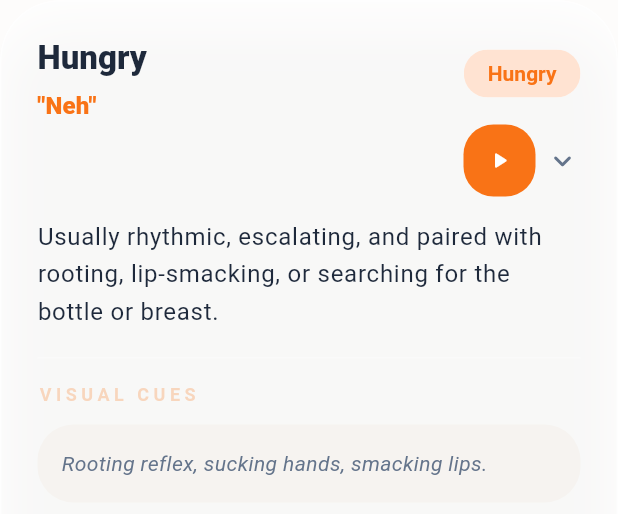
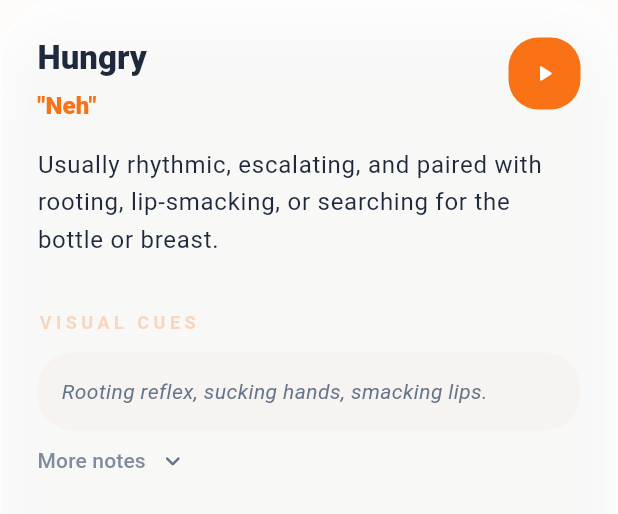
Before and after one commit to fuhao808/ai-baby-cry-copilot, a Flutter app: the _GuideCard widget shown alone on an empty page, opened directly with sample values from the repository, on a phone screen of 412 x 824 dp. Shown: the top 514 px of the screen. Run offline on Flutter 3.47's test engine with Material 3 defaults, Android fonts, the phone set to English and light mode, and no system bars; our stand-ins replace cloud_firestore, dio, file_picker, firebase_auth, firebase_core, firebase_storage and 3 more; missing offline and left inert: audio_session, record; accounts and stored records are empty.

Commit message:
Refine library card controls

```diff
--- a/frontend/lib/screens/guide_screen.dart
+++ b/frontend/lib/screens/guide_screen.dart
@@ -180,14 +180,6 @@ class _GuideCard extends StatelessWidget {
                   ),
                 ),
                 const SizedBox(width: 12),
-                Column(
-                  crossAxisAlignment: CrossAxisAlignment.end,
-                  children: [
-                    Chip(label: Text(sample.topLabel)),
-                    const SizedBox(height: 10),
-                    Row(
-                      mainAxisSize: MainAxisSize.min,
-                      children: [
                 FilledButton.tonal(
                   onPressed: onPlayPressed,
                   style: FilledButton.styleFrom(
@@ -202,17 +194,6 @@ class _GuideCard extends StatelessWidget {
                         ? Icons.stop_rounded
                         : Icons.play_arrow_rounded,
                   ),
-                        ),
-                        const SizedBox(width: 6),
-                        Icon(
-                          isExpanded
-                              ? Icons.keyboard_arrow_up_rounded
-                              : Icons.keyboard_arrow_down_rounded,
-                          color: Theme.of(context).colorScheme.onSurfaceVariant,
-                        ),
-                      ],
-                    ),
-                  ],
                 ),
               ],
             ),
@@ -258,6 +239,35 @@ class _GuideCard extends StatelessWidget {
                       color: Theme.of(context).colorScheme.onSurfaceVariant,
                       fontStyle: FontStyle.italic,
                       height: 1.45,
+                ),
+              ),
+            ),
+            const SizedBox(height: 10),
+            Align(
+              alignment: Alignment.centerLeft,
+              child: TextButton.icon(
+                onPressed: onExpandPressed,
+                style: TextButton.styleFrom(
+                  padding: const EdgeInsets.symmetric(horizontal: 0, vertical: 0),
+                  minimumSize: const Size(0, 0),
+                  tapTargetSize: MaterialTapTargetSize.shrinkWrap,
+                  foregroundColor: Theme.of(context).colorScheme.onSurfaceVariant,
+                ),
+                iconAlignment: IconAlignment.end,
+                icon: Icon(
+                  isExpanded
+                      ? Icons.keyboard_arrow_up_rounded
+                      : Icons.keyboard_arrow_down_rounded,
+                  size: 20,
+                ),
+                label: Text(
+                  isExpanded ? 'Hide notes' : 'More notes',
+                  style: Theme.of(context).textTheme.labelLarge?.copyWith(
+                        color: Theme.of(context)
+                            .colorScheme
+                            .onSurfaceVariant
+                            .withValues(alpha: 0.82),
+                      ),
                 ),
               ),
             ),
```
Lines whose indentation alone changed are shown as unchanged.
